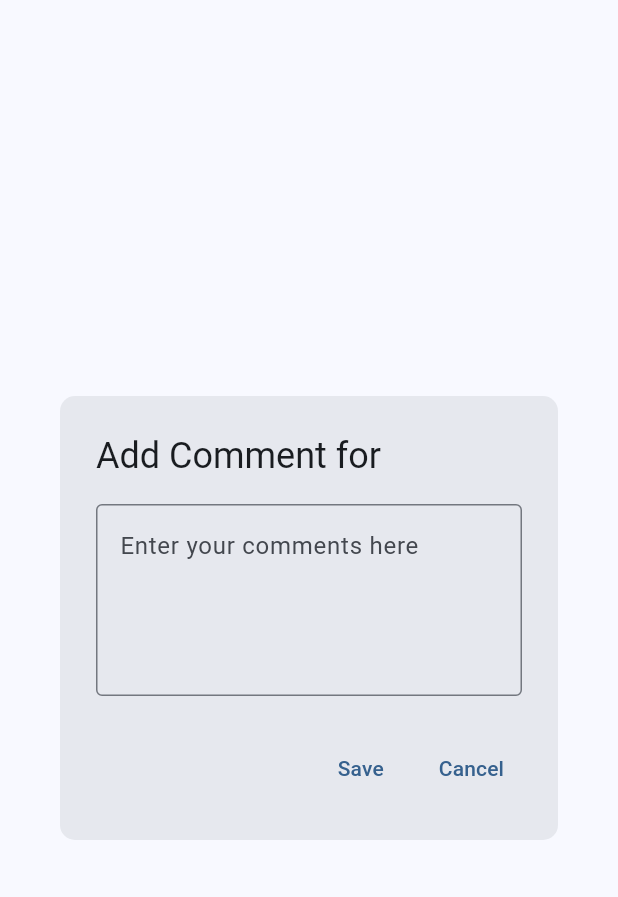
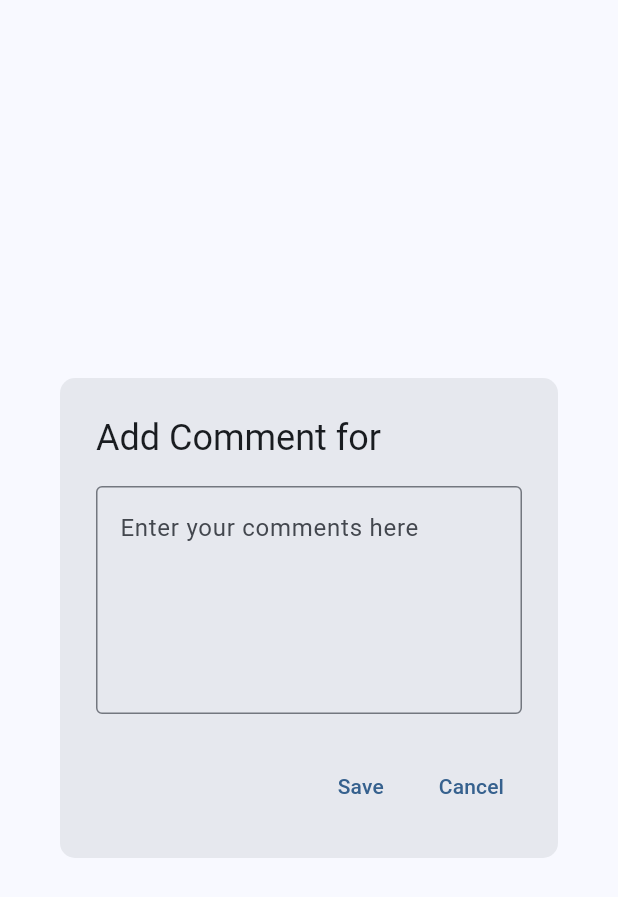
Before and after one commit to njiah/starlingcycles, a Flutter app: the CommentDialog widget shown alone on an empty page, opened directly with empty values, after a tap on "Save", on a phone screen of 412 x 824 dp. Shown: the top 897 px of the screen. Run offline on Flutter 3.47's test engine with Material 3 defaults, Android fonts, the phone set to English and light mode, and no system bars; our stand-ins replace csv, permission_handler, share_plus, sqflite; missing offline and left inert: dart:ffi; accounts and stored records are empty.

Commit message:
comment feature added

```diff
--- a/lib/database.dart
+++ b/lib/database.dart
@@ -307,8 +307,8 @@ class DatabaseHelper {
     return await db.update('Batch', {'Status': status}, where: 'batchName = ?', whereArgs: [batch]);
   }
 
-  Future<dynamic> updateComment(String frame, String status) async {
+  Future<dynamic> updateComment(String frame, String comment) async {
     final db = await database;
-    return await db.update('Frame', {'comment': status}, where: 'frameNumber = ?', whereArgs: [frame]);
+    return await db.update('Frame', {'comment': comment}, where: 'frameNumber = ?', whereArgs: [frame]);
   }
 }
--- a/lib/progresspage.dart
+++ b/lib/progresspage.dart
@@ -1,8 +1,5 @@
-//import 'package:to_csv/to_csv.dart' as exportcsv;
 import 'dart:convert';
 import 'dart:io';
-import 'package:sqflite/sqflite.dart';
-
 import 'database.dart';
 import 'dart:async';
 import 'package:intl/intl.dart';
@@ -592,8 +589,9 @@ class CommentDialog extends StatefulWidget {
 class _CommentDialogState extends State<CommentDialog> {
   final DatabaseHelper dbHelper = DatabaseHelper();
   final commentController = TextEditingController();
+  final editController = TextEditingController();
   List<Map<String, dynamic>> frame = [];
-  String comment = '';
+  String comments = '';
 
   @override
   void initState(){
@@ -605,14 +603,14 @@ class _CommentDialogState extends State<CommentDialog> {
     frame = await dbHelper.getFrame(widget.frameNumber);
     if (frame[0]['comment'] != null) {
       setState(() {
-        comment = frame[0]['comment'];
-        print(frame[0]['comment']);
+        comments = frame[0]['comment'];
+        commentController.text = comments;
       });
     }
   }
 
   void save() async{
-    await dbHelper.updateComment(widget.frameNumber, comment);
+    await dbHelper.updateComment(widget.frameNumber, comments.toString());
   }
 
   @override
@@ -623,13 +621,12 @@ class _CommentDialogState extends State<CommentDialog> {
         borderRadius: BorderRadius.circular(10),
       ),
       title: Text('Add Comment for ${widget.frameNumber}'),
-      content: Container(
+      content: SizedBox(
         width: 400,
         child: Column(
           children: [
-            comment != '' ?
+            comments != '' ?
             Container(
-              width: 400,
               margin: const EdgeInsets.only(bottom: 10),
               padding: const EdgeInsets.all(10),
               decoration: BoxDecoration(
@@ -638,13 +635,15 @@ class _CommentDialogState extends State<CommentDialog> {
               ),
               child: Row(
                 children: [
-                  Text(comment),
-                  const Spacer(),
+                  Expanded(
+                    child: Text(overflow: TextOverflow.clip, comments)
+                  ),
+                  //const Spacer(),
                   IconButton(
                     icon: const Icon(Icons.edit),
                     onPressed: (){
                       setState(() {
-                        comment = '';
+                        comments = '';
                       });
                     },
                   ),
@@ -654,8 +653,8 @@ class _CommentDialogState extends State<CommentDialog> {
             TextField(
               //autofillHints: const [AutofillHints.],
               keyboardType: TextInputType.multiline,
-              controller: commentController,
-              maxLines: 4,
+              controller: comments != '' ? editController : commentController,
+              maxLines: 5,
               decoration: const InputDecoration(
               border: OutlineInputBorder(),
               hintText: 'Enter your comments here',
@@ -667,8 +666,8 @@ class _CommentDialogState extends State<CommentDialog> {
       actions: [
         TextButton(
           onPressed: () async {
-            print(commentController.text);
             await dbHelper.updateComment(widget.frameNumber, commentController.text);
+            // ignore: use_build_context_synchronously
             Navigator.of(context).pop();
           },
           child: const Text('Save'),
--- a/pubspec.yaml
+++ b/pubspec.yaml
@@ -19,6 +19,8 @@ dependencies:
   csv: ^5.1.1
   share_plus: ^6.2.0
   open_file: ^3.0.1
+  shared_preferences: ^2.3.2
+  auto_size_text: ^3.0.0
 
 dev_dependencies:
   flutter_test:
```
Also changed, not shown: pubspec.lock, 1 other file.
